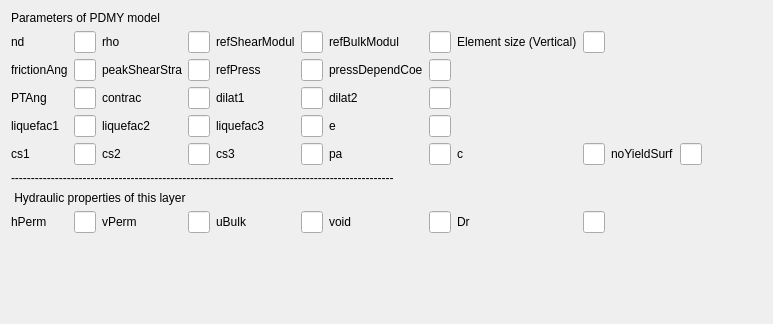
NHERI-SimCenter/QS3hark, file UI/PDMY.ui: the form before one commit.
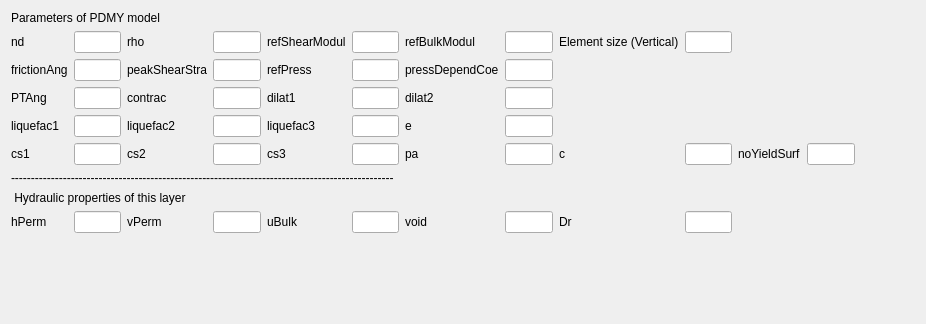
The form after the commit.

Commit message: Update UI for PM4Sand_Random and PDMY03_Random Change input widget for random variable name from Line Edit to Combo Box

Patch:
```diff
--- a/UI/PDMY.ui
+++ b/UI/PDMY.ui
@@ -6,7 +6,7 @@
    <rect>
     <x>0</x>
     <y>0</y>
-    <width>660</width>
+    <width>926</width>
     <height>324</height>
    </rect>
   </property>
@@ -22,7 +22,11 @@
     </widget>
    </item>
    <item row="3" column="1">
-    <widget class="QLineEdit" name="PTAng"/>
+    <widget class="QLineEdit" name="PTAng">
+     <property name="alignment">
+      <set>Qt::AlignCenter</set>
+     </property>
+    </widget>
    </item>
    <item row="4" column="2">
     <widget class="QLabel" name="liquefac2_2">
@@ -32,10 +36,18 @@
     </widget>
    </item>
    <item row="3" column="7">
-    <widget class="QLineEdit" name="dilat2"/>
+    <widget class="QLineEdit" name="dilat2">
+     <property name="alignment">
+      <set>Qt::AlignCenter</set>
+     </property>
+    </widget>
    </item>
    <item row="2" column="7">
-    <widget class="QLineEdit" name="pressDependCoe"/>
+    <widget class="QLineEdit" name="pressDependCoe">
+     <property name="alignment">
+      <set>Qt::AlignCenter</set>
+     </property>
+    </widget>
    </item>
    <item row="8" column="6">
     <widget class="QLabel" name="evoid_2">
@@ -45,7 +57,11 @@
     </widget>
    </item>
    <item row="8" column="7">
-    <widget class="QLineEdit" name="evoid"/>
+    <widget class="QLineEdit" name="evoid">
+     <property name="alignment">
+      <set>Qt::AlignCenter</set>
+     </property>
+    </widget>
    </item>
    <item row="3" column="4">
     <widget class="QLabel" name="dilat1_2">
@@ -55,10 +71,18 @@
     </widget>
    </item>
    <item row="8" column="5">
-    <widget class="QLineEdit" name="uBulk"/>
+    <widget class="QLineEdit" name="uBulk">
+     <property name="alignment">
+      <set>Qt::AlignCenter</set>
+     </property>
+    </widget>
    </item>
    <item row="4" column="7">
-    <widget class="QLineEdit" name="e"/>
+    <widget class="QLineEdit" name="e">
+     <property name="alignment">
+      <set>Qt::AlignCenter</set>
+     </property>
+    </widget>
    </item>
    <item row="5" column="4">
     <widget class="QLabel" name="cs3_2">
@@ -82,19 +106,39 @@
     </widget>
    </item>
    <item row="5" column="3">
-    <widget class="QLineEdit" name="cs2"/>
+    <widget class="QLineEdit" name="cs2">
+     <property name="alignment">
+      <set>Qt::AlignCenter</set>
+     </property>
+    </widget>
    </item>
    <item row="1" column="5">
-    <widget class="QLineEdit" name="refShearModul"/>
+    <widget class="QLineEdit" name="refShearModul">
+     <property name="alignment">
+      <set>Qt::AlignCenter</set>
+     </property>
+    </widget>
    </item>
    <item row="8" column="3">
-    <widget class="QLineEdit" name="vPerm"/>
+    <widget class="QLineEdit" name="vPerm">
+     <property name="alignment">
+      <set>Qt::AlignCenter</set>
+     </property>
+    </widget>
    </item>
    <item row="2" column="5">
-    <widget class="QLineEdit" name="refPress"/>
+    <widget class="QLineEdit" name="refPress">
+     <property name="alignment">
+      <set>Qt::AlignCenter</set>
+     </property>
+    </widget>
    </item>
    <item row="5" column="7">
-    <widget class="QLineEdit" name="pa"/>
+    <widget class="QLineEdit" name="pa">
+     <property name="alignment">
+      <set>Qt::AlignCenter</set>
+     </property>
+    </widget>
    </item>
    <item row="3" column="6">
     <widget class="QLabel" name="dilat2_2">
@@ -111,7 +155,11 @@
     </widget>
    </item>
    <item row="5" column="11">
-    <widget class="QLineEdit" name="noYieldSurf"/>
+    <widget class="QLineEdit" name="noYieldSurf">
+     <property name="alignment">
+      <set>Qt::AlignCenter</set>
+     </property>
+    </widget>
    </item>
    <item row="1" column="0">
     <widget class="QLabel" name="nd_2">
@@ -121,7 +169,11 @@
     </widget>
    </item>
    <item row="5" column="5">
-    <widget class="QLineEdit" name="cs3"/>
+    <widget class="QLineEdit" name="cs3">
+     <property name="alignment">
+      <set>Qt::AlignCenter</set>
+     </property>
+    </widget>
    </item>
    <item row="5" column="2">
     <widget class="QLabel" name="cs2_2">
@@ -138,7 +190,11 @@
     </widget>
    </item>
    <item row="2" column="1">
-    <widget class="QLineEdit" name="frictionAng"/>
+    <widget class="QLineEdit" name="frictionAng">
+     <property name="alignment">
+      <set>Qt::AlignCenter</set>
+     </property>
+    </widget>
    </item>
    <item row="1" column="4">
     <widget class="QLabel" name="refShearModul_2">
@@ -148,10 +204,18 @@
     </widget>
    </item>
    <item row="2" column="3">
-    <widget class="QLineEdit" name="peakShearStra"/>
+    <widget class="QLineEdit" name="peakShearStra">
+     <property name="alignment">
+      <set>Qt::AlignCenter</set>
+     </property>
+    </widget>
    </item>
    <item row="1" column="9">
-    <widget class="QLineEdit" name="eSize"/>
+    <widget class="QLineEdit" name="eSize">
+     <property name="alignment">
+      <set>Qt::AlignCenter</set>
+     </property>
+    </widget>
    </item>
    <item row="9" column="5">
     <spacer name="verticalSpacer">
@@ -195,7 +259,11 @@
     </widget>
    </item>
    <item row="1" column="7">
-    <widget class="QLineEdit" name="refBulkModul"/>
+    <widget class="QLineEdit" name="refBulkModul">
+     <property name="alignment">
+      <set>Qt::AlignCenter</set>
+     </property>
+    </widget>
    </item>
    <item row="2" column="0">
     <widget class="QLabel" name="frictionAng_2">
@@ -226,16 +294,32 @@
     </widget>
    </item>
    <item row="5" column="1">
-    <widget class="QLineEdit" name="cs1"/>
+    <widget class="QLineEdit" name="cs1">
+     <property name="alignment">
+      <set>Qt::AlignCenter</set>
+     </property>
+    </widget>
    </item>
    <item row="4" column="1">
-    <widget class="QLineEdit" name="liquefac1"/>
+    <widget class="QLineEdit" name="liquefac1">
+     <property name="alignment">
+      <set>Qt::AlignCenter</set>
+     </property>
+    </widget>
    </item>
    <item row="3" column="3">
-    <widget class="QLineEdit" name="contrac"/>
+    <widget class="QLineEdit" name="contrac">
+     <property name="alignment">
+      <set>Qt::AlignCenter</set>
+     </property>
+    </widget>
    </item>
    <item row="1" column="1">
-    <widget class="QLineEdit" name="nd"/>
+    <widget class="QLineEdit" name="nd">
+     <property name="alignment">
+      <set>Qt::AlignCenter</set>
+     </property>
+    </widget>
    </item>
    <item row="8" column="0">
     <widget class="QLabel" name="hPerm_2">
@@ -259,10 +343,18 @@
     </widget>
    </item>
    <item row="4" column="5">
-    <widget class="QLineEdit" name="liquefac3"/>
+    <widget class="QLineEdit" name="liquefac3">
+     <property name="alignment">
+      <set>Qt::AlignCenter</set>
+     </property>
+    </widget>
    </item>
    <item row="1" column="3">
-    <widget class="QLineEdit" name="rho"/>
+    <widget class="QLineEdit" name="rho">
+     <property name="alignment">
+      <set>Qt::AlignCenter</set>
+     </property>
+    </widget>
    </item>
    <item row="2" column="6">
     <widget class="QLabel" name="pressDependCoe_2">
@@ -272,7 +364,11 @@
     </widget>
    </item>
    <item row="3" column="5">
-    <widget class="QLineEdit" name="dilat1"/>
+    <widget class="QLineEdit" name="dilat1">
+     <property name="alignment">
+      <set>Qt::AlignCenter</set>
+     </property>
+    </widget>
    </item>
    <item row="3" column="0">
     <widget class="QLabel" name="PTAng_2">
@@ -303,7 +399,11 @@
     </widget>
    </item>
    <item row="4" column="3">
-    <widget class="QLineEdit" name="liquefac2"/>
+    <widget class="QLineEdit" name="liquefac2">
+     <property name="alignment">
+      <set>Qt::AlignCenter</set>
+     </property>
+    </widget>
    </item>
    <item row="5" column="6">
     <widget class="QLabel" name="pa_2">
@@ -320,13 +420,25 @@
     </widget>
    </item>
    <item row="5" column="9">
-    <widget class="QLineEdit" name="c"/>
+    <widget class="QLineEdit" name="c">
+     <property name="alignment">
+      <set>Qt::AlignCenter</set>
+     </property>
+    </widget>
    </item>
    <item row="8" column="9">
-    <widget class="QLineEdit" name="Dr"/>
+    <widget class="QLineEdit" name="Dr">
+     <property name="alignment">
+      <set>Qt::AlignCenter</set>
+     </property>
+    </widget>
    </item>
    <item row="8" column="1">
-    <widget class="QLineEdit" name="hPerm"/>
+    <widget class="QLineEdit" name="hPerm">
+     <property name="alignment">
+      <set>Qt::AlignCenter</set>
+     </property>
+    </widget>
    </item>
    <item row="5" column="12">
     <spacer name="horizontalSpacer">
```
The commit also changes 9 other files.
